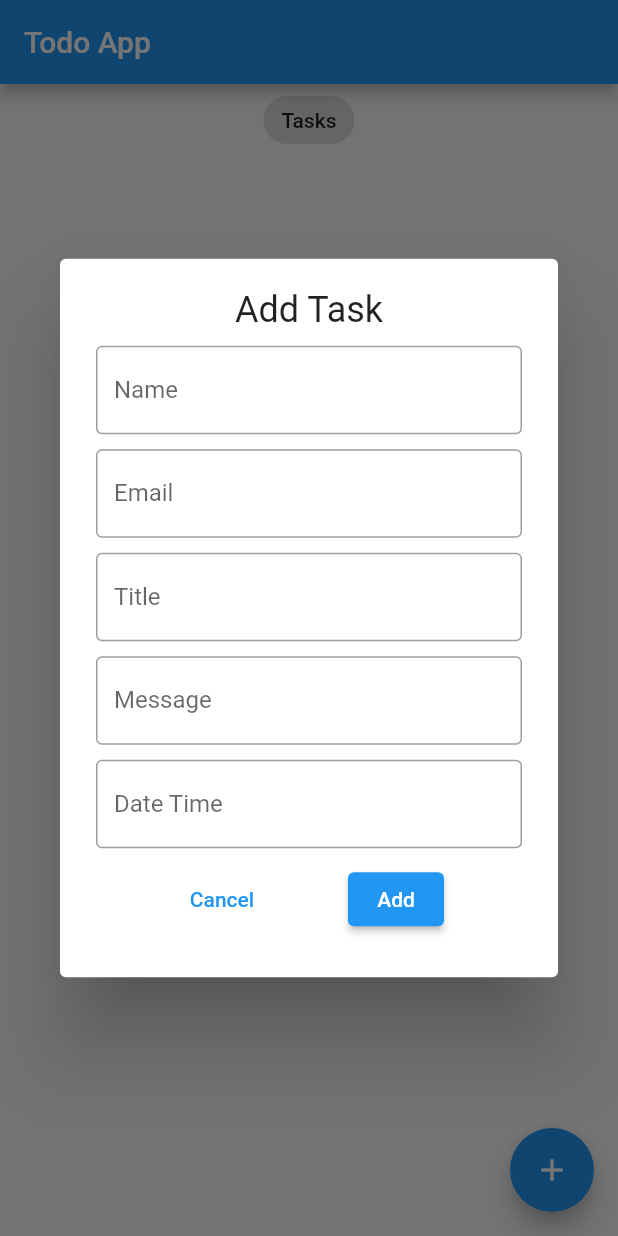
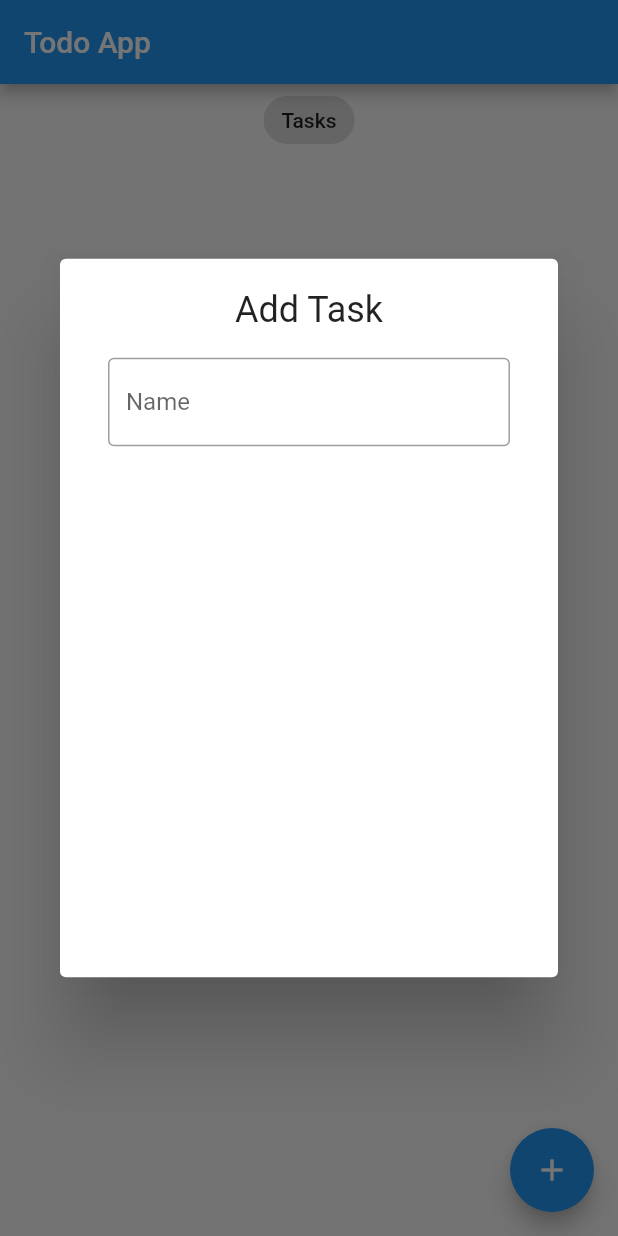
Before and after one commit to rahulmukh1ya/todo_bloc_app, a Flutter app: the screen it shows after launch, after a tap on the "add" icon, on a phone screen of 412 x 824 dp. Run offline on Flutter 3.47's test engine with Material 2 defaults, Android fonts, the phone set to English and light mode, and no system bars; our stand-ins replace bloc, equatable, flutter_bloc.

Commit message:
Form Bloc validation still in progress

```diff
--- a/lib/blocs/bloc_exports.dart
+++ b/lib/blocs/bloc_exports.dart
@@ -1,2 +1,3 @@
 export './task_bloc/bloc/task_bloc.dart';
+export  'form_bloc/bloc/form_bloc.dart';
 export 'package:flutter_bloc/flutter_bloc.dart';
--- a/lib/blocs/form_bloc/bloc/form_bloc_event.dart
+++ b/lib/blocs/form_bloc/bloc/form_bloc_event.dart
@@ -1,6 +1,7 @@
 import 'package:equatable/equatable.dart';
 // import 'package:flutter/services.dart';
 import 'package:todo_bloc_app/blocs/form_bloc/models/bloc_form_item.dart';
+
 
 abstract class FormScreenEvent extends Equatable {
   const FormScreenEvent();
--- a/lib/main.dart
+++ b/lib/main.dart
@@ -13,8 +13,15 @@ class MyApp extends StatelessWidget {
 
   @override
   Widget build(BuildContext context) {
-    return BlocProvider(
-      create: (context) => TaskBloc(),
+    return MultiBlocProvider(
+      providers: [
+        BlocProvider(
+          create: (context) => TaskBloc(),
+        ),
+        BlocProvider(
+          create: (context) => FormBloc(),
+        ),
+      ],
       child: MaterialApp(
         title: 'Todo App',
         theme: ThemeData(primarySwatch: Colors.blue),
--- a/lib/screens/add_task_screen.dart
+++ b/lib/screens/add_task_screen.dart
@@ -1,6 +1,10 @@
 import 'package:flutter/material.dart';
+import 'package:flutter/services.dart';
+import 'package:todo_bloc_app/widgets/custom_form_field.dart';
 import '../blocs/bloc_exports.dart';
-import '../models/task.dart';
+// import '../blocs/form_bloc/bloc/form_bloc_state.dart';
+import '../blocs/form_bloc/bloc/form_bloc_state.dart';
+// import '../models/task.dart';
 
 class AddTaskScreen extends StatelessWidget {
   const AddTaskScreen({
@@ -9,14 +13,48 @@ class AddTaskScreen extends StatelessWidget {
 
   @override
   Widget build(BuildContext context) {
-    final TextEditingController nameController = TextEditingController();
-    final TextEditingController emailController = TextEditingController();
-    final TextEditingController titleController = TextEditingController();
-    final TextEditingController messageController = TextEditingController();
-    final TextEditingController dateTimeController = TextEditingController();
-    DateTime dateTime = DateTime.now();
+    // final TextEditingController nameController = TextEditingController();
+    // final TextEditingController emailController = TextEditingController();
+    // final TextEditingController titleController = TextEditingController();
+    // final TextEditingController messageController = TextEditingController();
+    // final TextEditingController dateTimeController = TextEditingController();
+    // DateTime dateTime = DateTime.now();
 
     return AlertDialog(
+        scrollable: true,
+        content: Container(
+          width: MediaQuery.of(context).size.width,
+          height: 435,
+          padding: const EdgeInsets.all(0),
+          child: BlocBuilder<FormBloc, FormScreenState>(
+            builder: (context, state) {
+              return Form(
+                child: Column(children: [
+                  const Text(
+                    'Add Task',
+                    style: TextStyle(fontSize: 24),
+                  ),
+                  const SizedBox(height: 10),
+                  CustomFormField(
+                    hintText: 'Name',
+                    inputFormatters: [
+                      FilteringTextInputFormatter.allow(
+                        RegExp(r"[a-zA-Z]+|\s"),
+                      )
+                    ],
+                  ),
+                ]),
+              );
+            },
+          ),
+        ));
+  }
+}
+
+
+/*
+
+return AlertDialog(
       scrollable: true,
       content: Container(
         width: MediaQuery.of(context).size.width,
@@ -107,5 +145,4 @@ class AddTaskScreen extends StatelessWidget {
         ),
       ),
     );
-  }
-}
+ */
--- /dev/null
+++ b/lib/utils/extensions.dart
@@ -0,0 +1,25 @@
+extension StringExtension on String {
+  bool get isValidName {
+    final nameRegExp =
+        RegExp(r"^\s*([A-Za-z]{1,}([\.,] |[-']| ))+[A-Za-z]+\.?\s*$");
+    return nameRegExp.hasMatch(this);
+  }
+
+  bool get isValidEmail {
+    final emailRegExp = RegExp(r"^[a-zA-Z0-9.]+@[a-zA-Z0-9]+\.[a-zA-Z]+");
+    return emailRegExp.hasMatch(this);
+  }
+
+  bool get isValidTitle {
+    final titleRegExp = RegExp(r"^[a-zA-Z0-9]*$");
+    return titleRegExp.hasMatch(this);
+  }
+
+  bool get isValidMessage {
+    final messageRegExp =
+        RegExp(r"^[a-zA-Z0-9~!@#$%^&*()`\[\]{};':,.\/<>?| ]*$");
+    return messageRegExp.hasMatch(this);
+  }
+
+  // bool get isValidDateTime {}
+}
--- /dev/null
+++ b/lib/widgets/custom_form_field.dart
@@ -0,0 +1,33 @@
+import 'package:flutter/material.dart';
+import 'package:flutter/services.dart';
+
+class CustomFormField extends StatelessWidget {
+  const CustomFormField({
+    super.key,
+    required this.hintText,
+    this.inputFormatters,
+    this.validator,
+    this.onChanged,
+  });
+
+  final String hintText;
+  final List<TextInputFormatter>? inputFormatters;
+  final String? Function(String?)? validator;
+  final void Function(String?)? onChanged;
+
+  @override
+  Widget build(BuildContext context) {
+    return Padding(
+      padding: const EdgeInsets.all(8),
+      child: TextFormField(
+        inputFormatters: inputFormatters,
+        validator: validator,
+        decoration: InputDecoration(
+          border: const OutlineInputBorder(),
+          hintText: hintText,
+        ),
+        onChanged: onChanged,
+      ),
+    );
+  }
+}
```
Also changed, not shown: lib/blocs/form_bloc/bloc/form_bloc.dart (+8 -7 lines).
